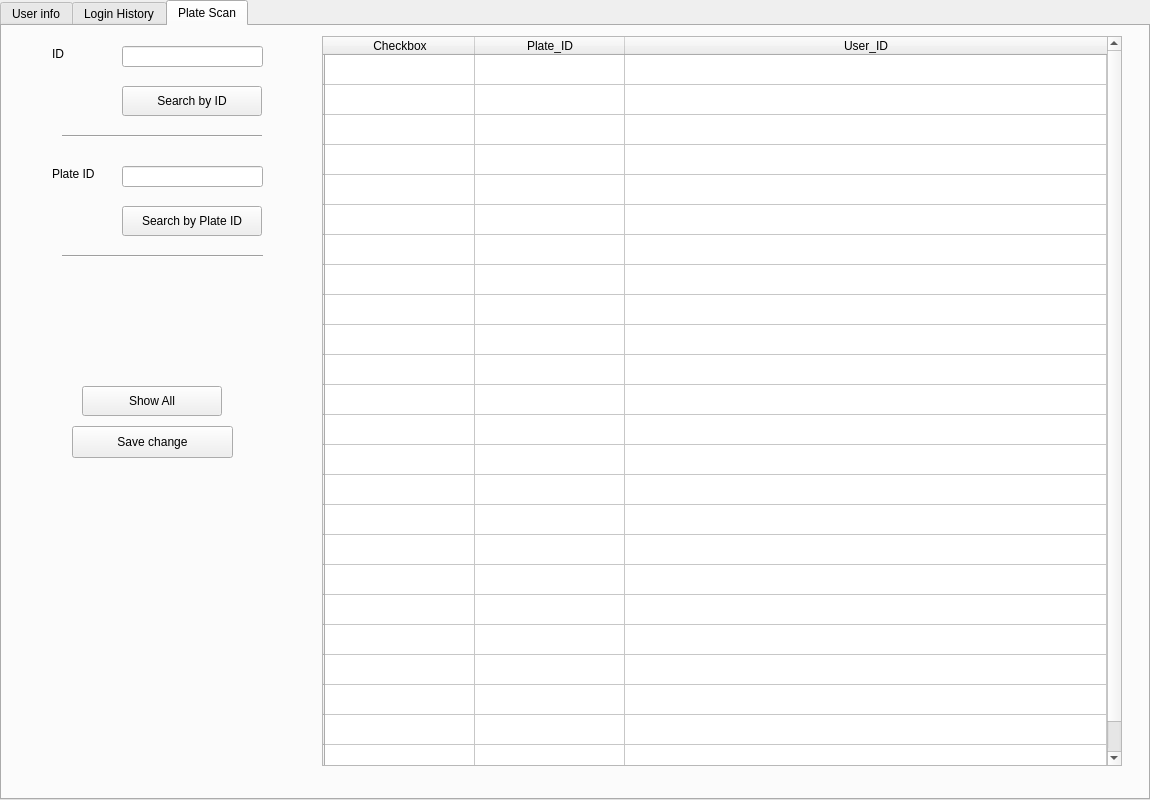
This is Project_Folder/Project_Space/Concentrate_Advance.ui in Joel-HsienChi/----- as Qt 5 draws it before an edit. The edited form follows.
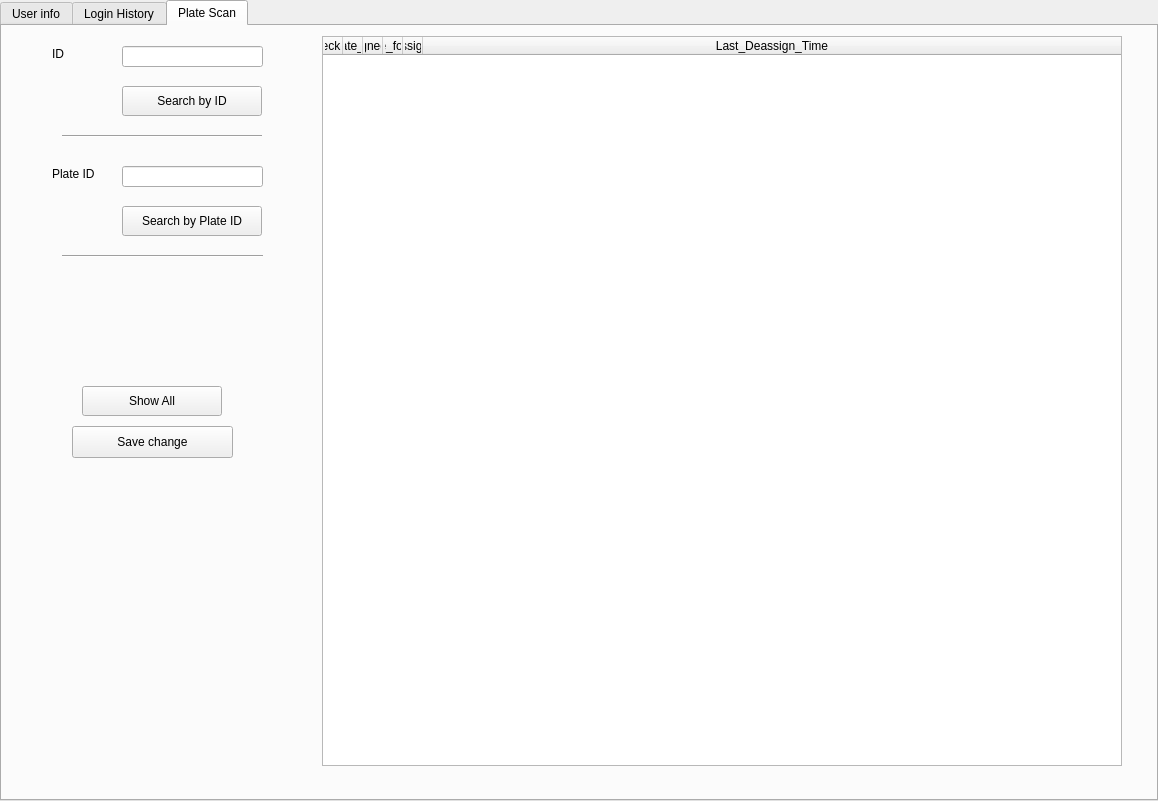
This is the edited form. The open tabs and pages were chosen to show the change.

Commit message: modified:   Project_Folder/Project_Space/Concentrate_Advance.py 	modified:   Project_Folder/Project_Space/Concentrate_Advance.ui 	modified:   Project_Folder/Project_Space/Function.py 	modified:   Project_Folder/Project_Space/Login_Main.py 	modified:   Project_Folder/Project_Space/Project.db 	modified:   Project_Folder/Project_Space/__pycache__/Function.cpython-39.pyc

```diff
--- a/Project_Folder/Project_Space/Concentrate_Advance.ui
+++ b/Project_Folder/Project_Space/Concentrate_Advance.ui
@@ -6,8 +6,8 @@
    <rect>
     <x>0</x>
     <y>0</y>
-    <width>1150</width>
-    <height>800</height>
+    <width>1158</width>
+    <height>801</height>
    </rect>
   </property>
   <property name="windowTitle">
@@ -904,131 +904,11 @@
      <bool>false</bool>
     </attribute>
     <attribute name="horizontalHeaderDefaultSectionSize">
-     <number>150</number>
+     <number>10</number>
     </attribute>
     <attribute name="horizontalHeaderStretchLastSection">
      <bool>true</bool>
     </attribute>
-    <row>
-     <property name="text">
-      <string/>
-     </property>
-    </row>
-    <row>
-     <property name="text">
-      <string/>
-     </property>
-    </row>
-    <row>
-     <property name="text">
-      <string/>
-     </property>
-    </row>
-    <row>
-     <property name="text">
-      <string/>
-     </property>
-    </row>
-    <row>
-     <property name="text">
-      <string/>
-     </property>
-    </row>
-    <row>
-     <property name="text">
-      <string/>
-     </property>
-    </row>
-    <row>
-     <property name="text">
-      <string/>
-     </property>
-    </row>
-    <row>
-     <property name="text">
-      <string/>
-     </property>
-    </row>
-    <row>
-     <property name="text">
-      <string/>
-     </property>
-    </row>
-    <row>
-     <property name="text">
-      <string/>
-     </property>
-    </row>
-    <row>
-     <property name="text">
-      <string/>
-     </property>
-    </row>
-    <row>
-     <property name="text">
-      <string/>
-     </property>
-    </row>
-    <row>
-     <property name="text">
-      <string/>
-     </property>
-    </row>
-    <row>
-     <property name="text">
-      <string/>
-     </property>
-    </row>
-    <row>
-     <property name="text">
-      <string/>
-     </property>
-    </row>
-    <row>
-     <property name="text">
-      <string/>
-     </property>
-    </row>
-    <row>
-     <property name="text">
-      <string/>
-     </property>
-    </row>
-    <row>
-     <property name="text">
-      <string/>
-     </property>
-    </row>
-    <row>
-     <property name="text">
-      <string/>
-     </property>
-    </row>
-    <row>
-     <property name="text">
-      <string/>
-     </property>
-    </row>
-    <row>
-     <property name="text">
-      <string/>
-     </property>
-    </row>
-    <row>
-     <property name="text">
-      <string/>
-     </property>
-    </row>
-    <row>
-     <property name="text">
-      <string/>
-     </property>
-    </row>
-    <row>
-     <property name="text">
-      <string/>
-     </property>
-    </row>
     <column>
      <property name="text">
       <string>Checkbox</string>
@@ -1041,14 +921,24 @@
     </column>
     <column>
      <property name="text">
-      <string>User_ID</string>
+      <string>Last_Assigned_User_ID</string>
      </property>
     </column>
-    <item row="0" column="1">
+    <column>
      <property name="text">
-      <string/>
+      <string>Avaliable_for_assign</string>
      </property>
-    </item>
+    </column>
+    <column>
+     <property name="text">
+      <string>Last_Assign_Time</string>
+     </property>
+    </column>
+    <column>
+     <property name="text">
+      <string>Last_Deassign_Time</string>
+     </property>
+    </column>
    </widget>
    <widget class="QPushButton" name="Save_change_button_Plate_Info">
     <property name="geometry">
```
Left out of the diff: 2 changed lines with no effect on the pictures. The commit also changes 5 other files.
